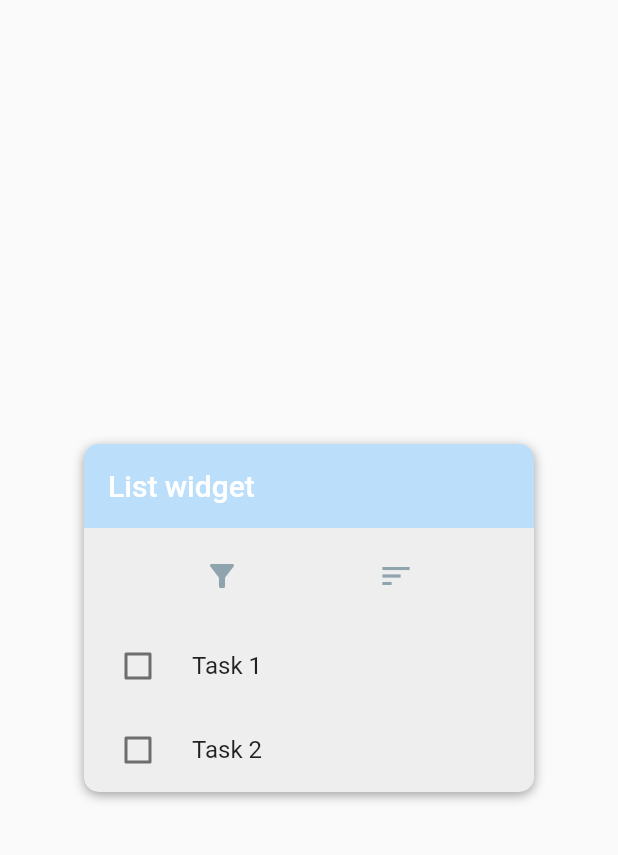
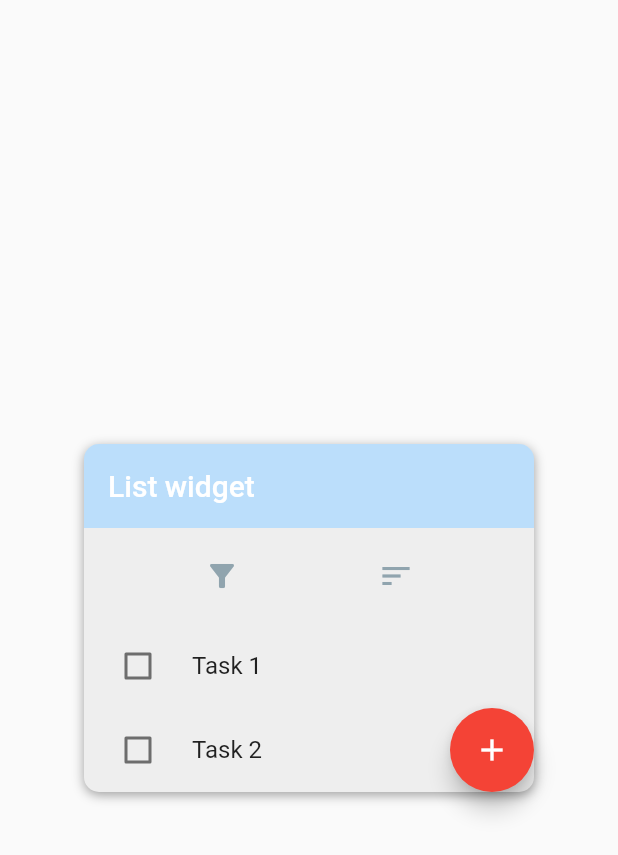
Before and after one commit to glulu4/Snap_App, a Flutter app: the TaskList screen opened by its route, on a phone screen of 412 x 824 dp. Shown: the top 855 px of the screen. Run offline on Flutter 3.47's test engine with Material 2 defaults, Android fonts, the phone set to English and light mode, and no system bars; our stand-ins replace table_calendar.

Commit message:
added stuffs

```diff
--- a/app/lib/widgets/task_list.dart
+++ b/app/lib/widgets/task_list.dart
@@ -1,6 +1,5 @@
-// ignore_for_file: use_key_in_widget_constructors
-
 import 'package:flutter/material.dart';
+import 'package:app/views/add_task_view.dart';
 
 class TaskList extends StatefulWidget {
   @override
@@ -8,13 +7,9 @@ class TaskList extends StatefulWidget {
 }
 
 class _TaskListState extends State<TaskList> {
-  bool isChecked = false;
-
-  // List<TaskViewModel> tasks;
   List<bool> taskValues = [false, false]; // Example list of task values
 
-
-  DropdownButton<String> myDropDown = DropdownButton<String> (
+  DropdownButton<String> myDropDown = DropdownButton<String>(
     value: 'Option 1',
     onChanged: (String? newValue) {
       // Handle dropdown value change
@@ -23,7 +18,7 @@ class _TaskListState extends State<TaskList> {
       'Option 1',
       'Option 2',
       'Option 3',
-      'Option 4'
+      'Option 4',
     ].map<DropdownMenuItem<String>>((String value) {
       return DropdownMenuItem<String>(
         value: value,
@@ -35,14 +30,12 @@ class _TaskListState extends State<TaskList> {
   @override
   Widget build(BuildContext context) {
     return Scaffold(
-      // appBar: AppBar(
-      //   title: Text('TaskList Page'),
-      // ),
       body: Center(
-        child: Container(
+        child: Stack(
+          children: [
+            Container(
               decoration: BoxDecoration(
                 color: Colors.grey[200],
-            // border: Border.all(color: Colors.black),
                 borderRadius: BorderRadius.circular(10),
                 boxShadow: [
                   BoxShadow(
@@ -64,18 +57,12 @@ class _TaskListState extends State<TaskList> {
                     child: AppBar(
                       backgroundColor: Colors.blue[100],
                       title: Text('List widget'),
-                  automaticallyImplyLeading:false,
-
+                      automaticallyImplyLeading: false,
                     ),
                   ),
-
                   ButtonBar(
-
-
                     alignment: MainAxisAlignment.spaceEvenly,
                     children: [
-                  // myDropDown,
-
                       Tooltip(
                         message: 'This is a tooltip',
                         child: IconButton(
@@ -83,15 +70,14 @@ class _TaskListState extends State<TaskList> {
                           hoverColor: Colors.blueGrey[700],
                           icon: Icon(Icons.filter_alt),
                           onPressed: () {
-                        //
+                            // Action to be performed when filter button is pressed
                           },
                         ),
                       ),
-
                       IconButton(
                         icon: Icon(Icons.sort),
-                      onPressed:() {
-                      //
+                        onPressed: () {
+                          // Action to be performed when sort button is pressed
                         },
                         color: Colors.blueGrey[300],
                         hoverColor: Colors.blueGrey[700],
@@ -117,6 +103,26 @@ class _TaskListState extends State<TaskList> {
                 ],
               ),
             ),
+            Positioned(
+              bottom: 0,
+              right: 0,
+              child: Padding(
+                padding: const EdgeInsets.all(0.0),
+                child: FloatingActionButton(
+                  onPressed: () {
+                      Navigator.push(
+                      context,
+                      MaterialPageRoute(builder: (context) => AddTaskView()),
+                    );
+                    // Action to be performed when the plus button is pressed
+                  },
+                  child: Icon(Icons.add),
+                  backgroundColor: Colors.red,
+                ),
+              ),
+            ),
+          ],
+        ),
       ),
     );
   }
```
Also changed, not shown: app/lib/views/add_task_view.dart (+105 -13 lines). Lines whose indentation alone changed are shown as unchanged.
